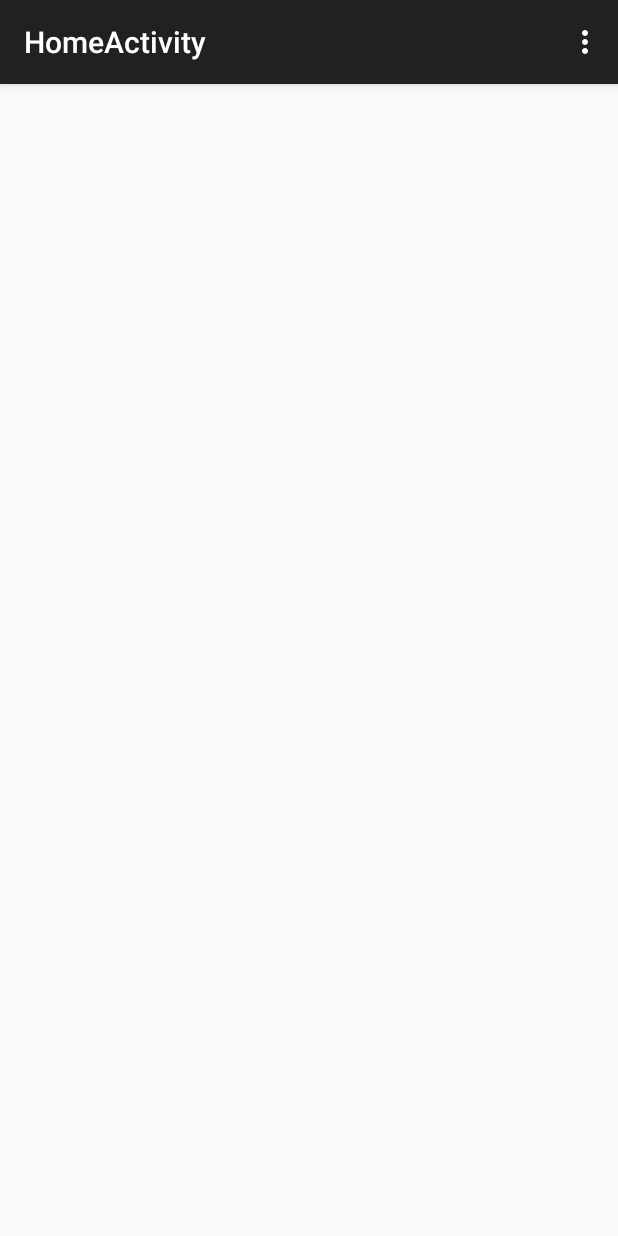
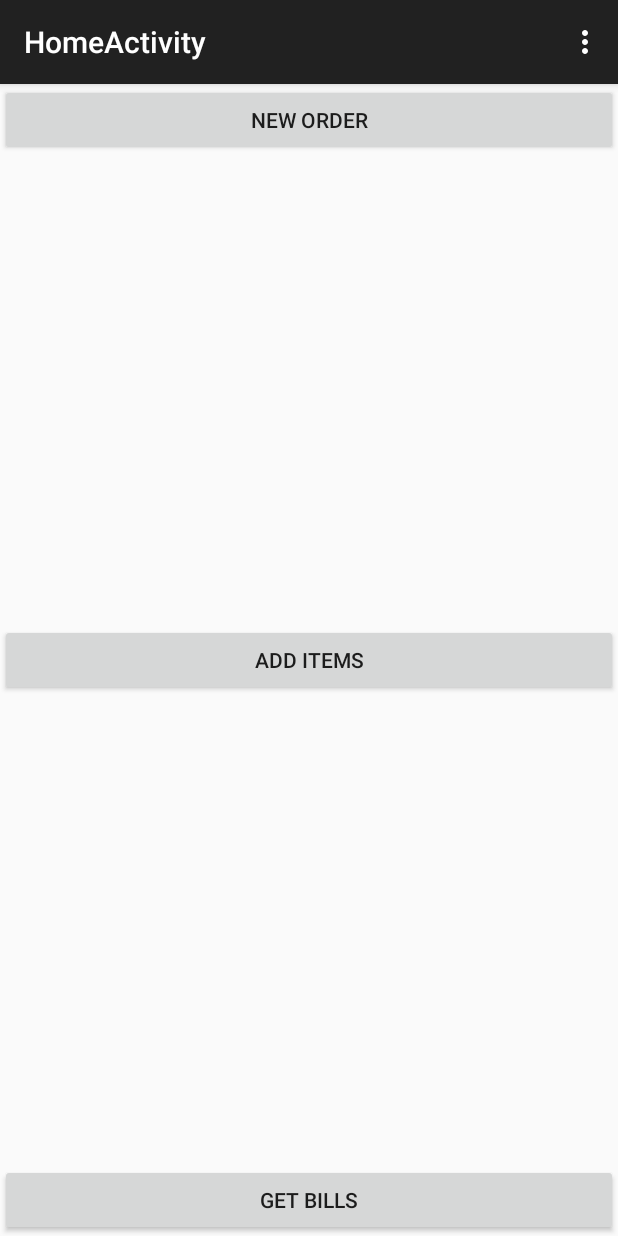
Before and after one commit to ioawnen/uni-HOMS, an Android app: the HomeActivity screen opened directly, with no data from a screen before it, on a phone screen of 412 x 824 dp. Run offline under Robolectric (Android 15) with nearby library versions, the phone set to English and light mode, and no system bars; 2 statements that could not run were skipped.

Commit message:
Added buttons, menus, frilly shit.

```diff
--- a/mobile_android/HOMS-android/app/build.gradle
+++ b/mobile_android/HOMS-android/app/build.gradle
@@ -24,4 +24,6 @@ dependencies {
     compile fileTree(dir: 'libs', include: ['*.jar'])
     compile 'com.android.support:appcompat-v7:21.0.3'
     compile 'com.android.support:support-v4:21.0.3'
+    compile 'com.android.support:recyclerview-v7:21.+'
+    compile 'com.android.support:cardview-v7:21.+'
 }
--- a/mobile_android/HOMS-android/app/src/main/java/ioawnen/homs_android/HomeActivity.java
+++ b/mobile_android/HOMS-android/app/src/main/java/ioawnen/homs_android/HomeActivity.java
@@ -72,8 +72,8 @@ public class HomeActivity extends ActionBarActivity {
             case R.id.action_settings:
                 //Settings Case
                 System.out.println("SETTINGS PRESSED");
-                Intent intent = new Intent(this, SettingsActivity.class);
-                startActivity(intent);
+                //Intent intent = new Intent(this, SettingsActivity.class);
+                //startActivity(intent);
                 return true;
 
             case R.id.action_logout:
--- a/mobile_android/HOMS-android/app/src/main/res/layout/activity_home.xml
+++ b/mobile_android/HOMS-android/app/src/main/res/layout/activity_home.xml
@@ -1,4 +1,39 @@
-<android.support.v4.view.ViewPager xmlns:android="http://schemas.android.com/apk/res/android"
-    xmlns:tools="http://schemas.android.com/tools" android:id="@+id/pager"
-    android:layout_width="match_parent" android:layout_height="match_parent"
-    tools:context="ioawnen.homs_android.HomeActivity" />
+<FrameLayout xmlns:android="http://schemas.android.com/apk/res/android"
+    xmlns:tools="http://schemas.android.com/tools"
+    android:layout_width="fill_parent" android:layout_height="fill_parent"
+    tools:context="ioawnen.homs_android.HomeActivity"
+    android:columnCount="1"
+    android:rowCount="3"
+    android:useDefaultMargins="true">
+
+    <Button
+        android:layout_width="fill_parent"
+        android:layout_height="wrap_content"
+        android:text="@string/home_button_new_order"
+        android:id="@+id/newOrderButton"
+        android:layout_row="0"
+        android:layout_column="0"
+        android:layout_rowWeight="1"
+        android:layout_gravity="top" />
+
+    <Button
+        android:layout_width="fill_parent"
+        android:layout_height="wrap_content"
+        android:text="@string/home_button_add_items"
+        android:id="@+id/addItemsButton"
+        android:layout_row="1"
+        android:layout_column="0"
+        android:layout_rowWeight="1"
+        android:layout_gravity="center_vertical" />
+
+    <Button
+        android:layout_width="fill_parent"
+        android:layout_height="wrap_content"
+        android:text="@string/home_button_get_bill"
+        android:id="@+id/viewBillsButton"
+        android:layout_row="2"
+        android:layout_column="0"
+        android:layout_columnWeight="1"
+        android:layout_rowWeight="1"
+        android:layout_gravity="bottom" />
+</FrameLayout>
--- a/mobile_android/HOMS-android/app/src/main/res/layout/activity_main.xml
+++ b/mobile_android/HOMS-android/app/src/main/res/layout/activity_main.xml
@@ -19,7 +19,7 @@
         android:scaleType="centerCrop"
         android:adjustViewBounds="false"
         android:layout_centerInParent="true"
-        android:src="@drawable/background_1" />
+        android:src="@drawable/background_3" />
     <FrameLayout
         android:layout_width="wrap_content"
         android:layout_height="200dp"
--- a/mobile_android/HOMS-android/app/src/main/res/values/strings.xml
+++ b/mobile_android/HOMS-android/app/src/main/res/values/strings.xml
@@ -29,4 +29,10 @@
     /////////Settings Activity
     <string name="title_activity_settings_activity2">SettingsActivity2</string>
 
+
+    /////////Home Activity
+    <string name="home_button_new_order">New Order</string>
+    <string name="home_button_add_items">Add Items</string>
+    <string name="home_button_get_bill">Get Bills</string>
+
 </resources>
```
Also changed, not shown: 1 other file.
